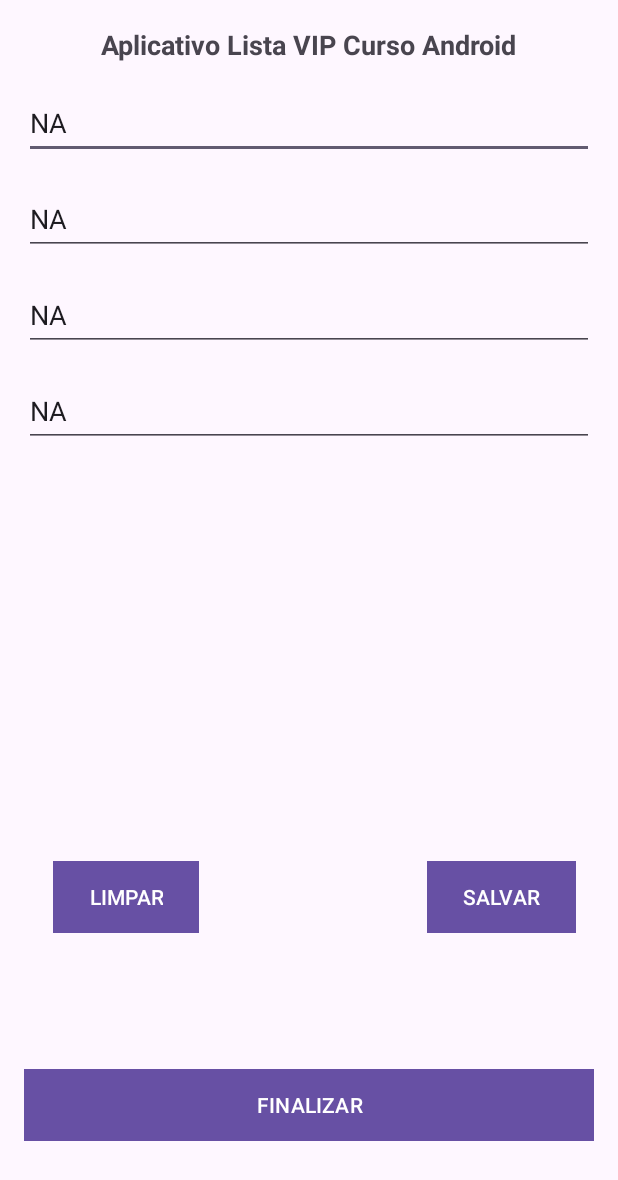
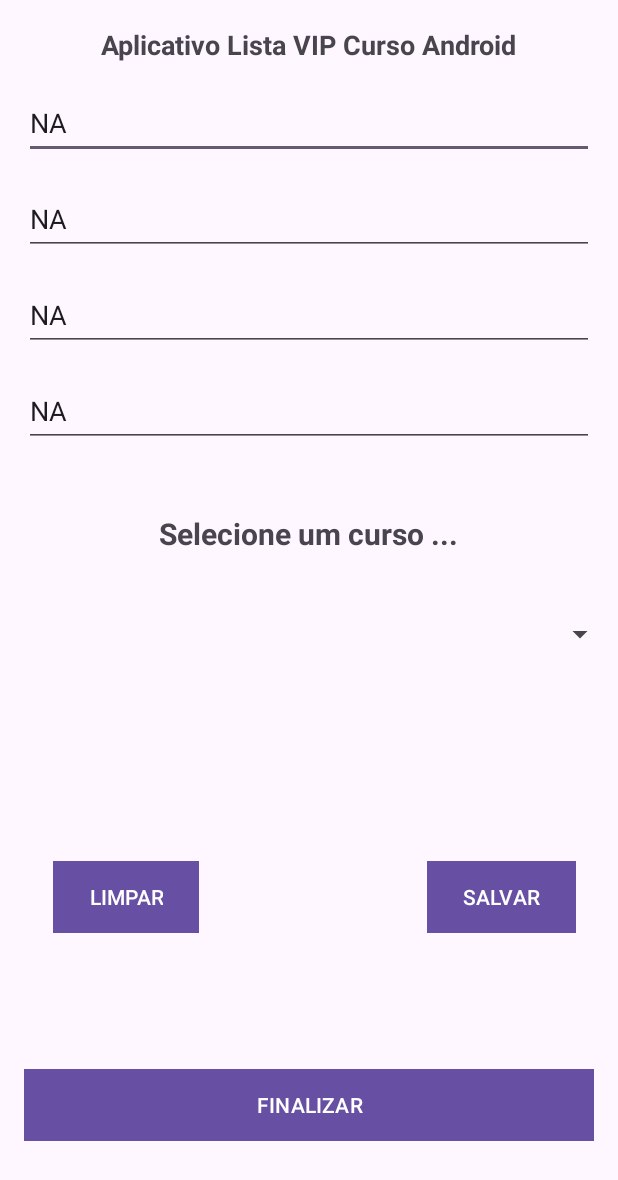
Before and after one commit to wittmann1st/2023FontsGitAndroid, an Android app: the screen it shows after launch (MainActivity), on a phone screen of 412 x 824 dp. Shown: the top 1180 px of the screen. Run offline under Robolectric (Android 15) with nearby library versions, the phone set to English and light mode, and no system bars.

Commit message:
Refatoração do layout Spinner.

```diff
--- a/AppListaCurso/app/src/main/res/layout/activity_main.xml
+++ b/AppListaCurso/app/src/main/res/layout/activity_main.xml
@@ -117,4 +117,29 @@
         app:layout_constraintTop_toBottomOf="@+id/editTelefoneContato"
         app:layout_constraintVertical_bias="0.894" />
 
+    <Spinner
+        android:id="@+id/spinner"
+        android:layout_width="409dp"
+        android:layout_height="wrap_content"
+        android:layout_marginStart="16dp"
+        android:layout_marginEnd="16dp"
+        app:layout_constraintBottom_toTopOf="@+id/btnSalvar"
+        app:layout_constraintEnd_toEndOf="parent"
+        app:layout_constraintStart_toStartOf="parent"
+        app:layout_constraintTop_toBottomOf="@+id/editTelefoneContato"
+        app:layout_constraintVertical_bias="0.448" />
+
+    <TextView
+        android:id="@+id/textListaSpinner"
+        android:layout_width="wrap_content"
+        android:layout_height="wrap_content"
+        android:layout_marginTop="44dp"
+        android:text="Selecione um curso ..."
+        android:textSize="20sp"
+        android:textStyle="bold"
+        app:layout_constraintEnd_toEndOf="parent"
+        app:layout_constraintHorizontal_bias="0.497"
+        app:layout_constraintStart_toStartOf="parent"
+        app:layout_constraintTop_toBottomOf="@+id/editTelefoneContato" />
+
 </androidx.constraintlayout.widget.ConstraintLayout>
```
